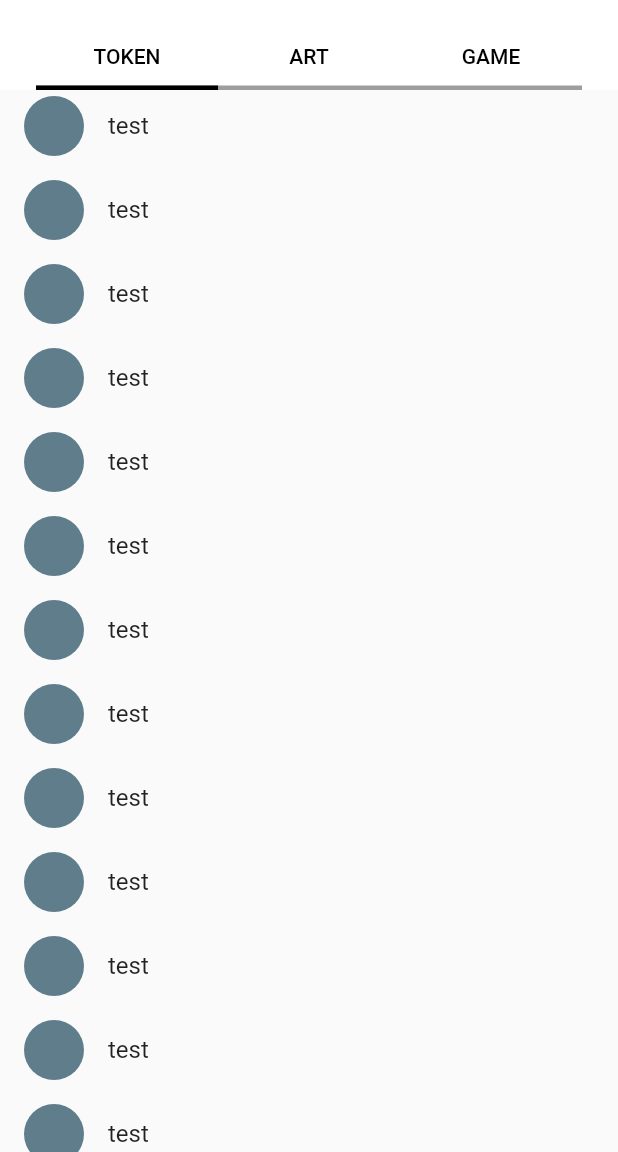
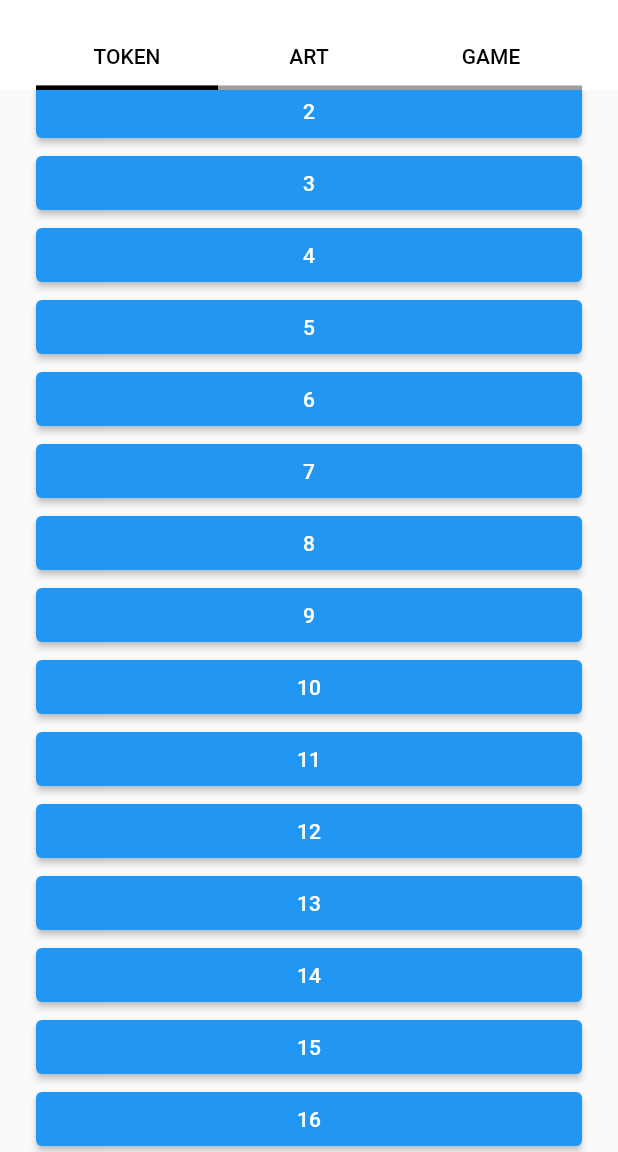
Before and after one commit to 111coding/flutter_sliver_test, a Flutter app: the HardSliverPage screen opened by its route, scrolled down 530 dp, on a phone screen of 412 x 824 dp, the part 84-1236 px from its top. Run offline on Flutter 3.47's test engine with Material 2 defaults, Android fonts, the phone set to English and light mode, and no system bars; network calls fail.

Commit message:
Tab Connect

```diff
--- /dev/null
+++ b/lib/view/pages/sliver_page/component/token_view.dart
@@ -0,0 +1,23 @@
+import 'package:flutter/material.dart';
+import 'package:sliver_test/route/app_router.dart';
+import 'package:sliver_test/view/components/image/profile_image.dart';
+
+class TokenView extends StatelessWidget {
+  const TokenView({Key? key}) : super(key: key);
+
+  @override
+  Widget build(BuildContext context) {
+    return ListView.builder(
+      padding: const EdgeInsets.symmetric(horizontal: 24, vertical: 10),
+      itemCount: 100,
+      itemBuilder: (context, index) {
+        return ElevatedButton(
+          onPressed: () {
+            //
+          },
+          child: Text("$index"),
+        );
+      },
+    );
+  }
+}
--- a/lib/view/pages/sliver_page/hard_sliver_page.dart
+++ b/lib/view/pages/sliver_page/hard_sliver_page.dart
@@ -6,6 +6,9 @@ import 'package:sliver_test/view/components/drawer/common_drawer.dart';
 import 'package:sliver_test/view/components/sliver/hard_sliver_app_bar.dart';
 import 'package:sliver_test/view/components/sliver/middle_sliver_app_bar.dart';
 import 'package:sliver_test/view/components/sliver/tab_sliver_app_bar.dart';
+import 'package:sliver_test/view/pages/sliver_page/component/art_view.dart';
+import 'package:sliver_test/view/pages/sliver_page/component/game_view.dart';
+import 'package:sliver_test/view/pages/sliver_page/component/token_view.dart';
 
 class HardSliverPage extends StatefulWidget {
   const HardSliverPage({Key? key}) : super(key: key);
@@ -44,21 +47,11 @@ class _HardSliverPageState extends State<HardSliverPage> with TickerProviderStat
         // 메인
         body: TabBarView(
           controller: tabController,
-          children: List.generate(
-              3,
-              (index) => ListView.builder(
-                    itemCount: 100,
-                    itemBuilder: (BuildContext context, int index) {
-                      return Material(
-                        child: ListTile(
-                          leading: CircleAvatar(
-                            backgroundColor: Colors.blueGrey,
-                          ),
-                          title: Text("test"),
-                        ),
-                      );
-                    },
-                  )),
+          children: const [
+            TokenView(),
+            ArtView(),
+            GameView(),
+          ],
         ),
       ),
     );
```
Also changed, not shown: lib/view/pages/sliver_page/component/art_view.dart (added, +23 -0 lines), lib/view/pages/sliver_page/component/game_view.dart (added, +23 -0 lines), lib/view/pages/sliver_page/easy_sliver_page.dart (+16 -21 lines), lib/view/pages/sliver_page/scroll_ctrl_sliver_page.dart (+16 -21 lines).
